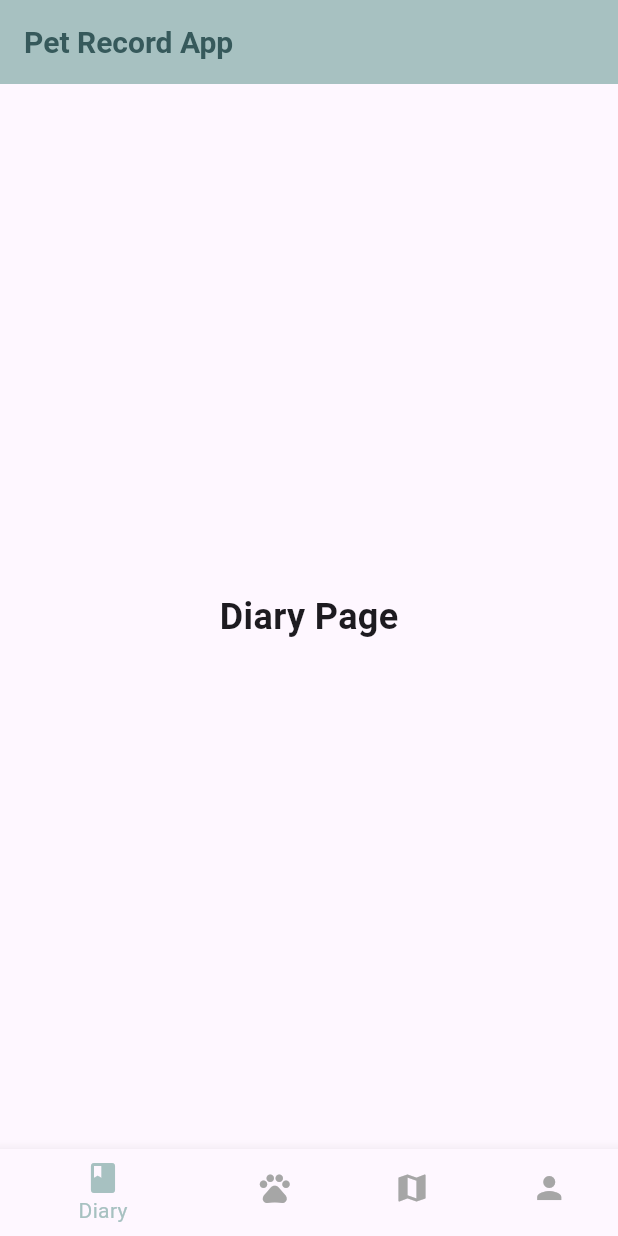
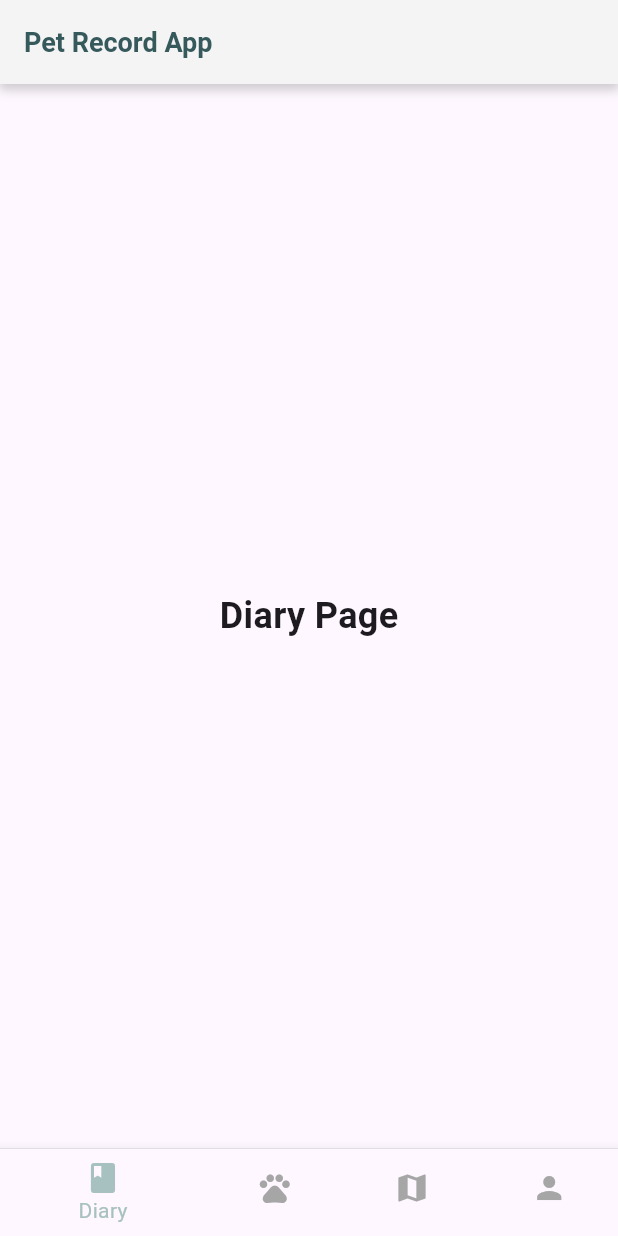
Before and after one commit to wei0328/PetCare_Record, a Flutter app: the screen it shows after launch, on a phone screen of 412 x 824 dp. Run offline on Flutter 3.47's test engine with Material 3 defaults, Android fonts, the phone set to English and light mode, and no system bars; our stand-ins replace get.

Commit message:
edit top and bottom design

```diff
--- a/petcare_record/lib/dashboard/bottom_navigation_bar.dart
+++ b/petcare_record/lib/dashboard/bottom_navigation_bar.dart
@@ -45,6 +45,7 @@ class _BottomNavigationBarWidgetState extends State<BottomNavigationBarWidget> {
       currentIndex: widget.currentIndex,
       selectedItemColor: PetRecordColor.primary,
       unselectedItemColor: PetRecordColor.iconcolor,
+      backgroundColor: PetRecordColor.black,
       onTap: widget.onItemSelected,
     );
   }
--- a/petcare_record/lib/main.dart
+++ b/petcare_record/lib/main.dart
@@ -44,11 +44,25 @@ class _MyHomePageState extends State<MyHomePage> {
           'Pet Record App',
           style: TextStyle(
             color: PetRecordColor.theme,
-            fontSize: 20,
+            fontSize: 18,
             fontWeight: FontWeight.bold,
           ),
         ),
-        backgroundColor: PetRecordColor.primary,
+        backgroundColor: PetRecordColor.white,
+        elevation: 0,
+        flexibleSpace: Container(
+          decoration: BoxDecoration(
+            color: PetRecordColor.info,
+            boxShadow: [
+              BoxShadow(
+                color: Colors.grey.withOpacity(0.5),
+                spreadRadius: 1,
+                blurRadius: 5,
+                offset: Offset(0, 3),
+              ),
+            ],
+          ),
+        ),
       ),
       body: IndexedStack(
         index: _selectedIndex,
@@ -59,9 +73,18 @@ class _MyHomePageState extends State<MyHomePage> {
           ProfilePage(),
         ],
       ),
-      bottomNavigationBar: BottomNavigationBarWidget(
-        currentIndex: _selectedIndex,
-        onItemSelected: _onItemTapped,
+      bottomNavigationBar: Column(
+        mainAxisSize: MainAxisSize.min,
+        children: [
+          Container(
+            height: 0.5,
+            color: Colors.grey[300],
+          ),
+          BottomNavigationBarWidget(
+            currentIndex: _selectedIndex,
+            onItemSelected: _onItemTapped,
+          ),
+        ],
       ),
     );
   }
```
